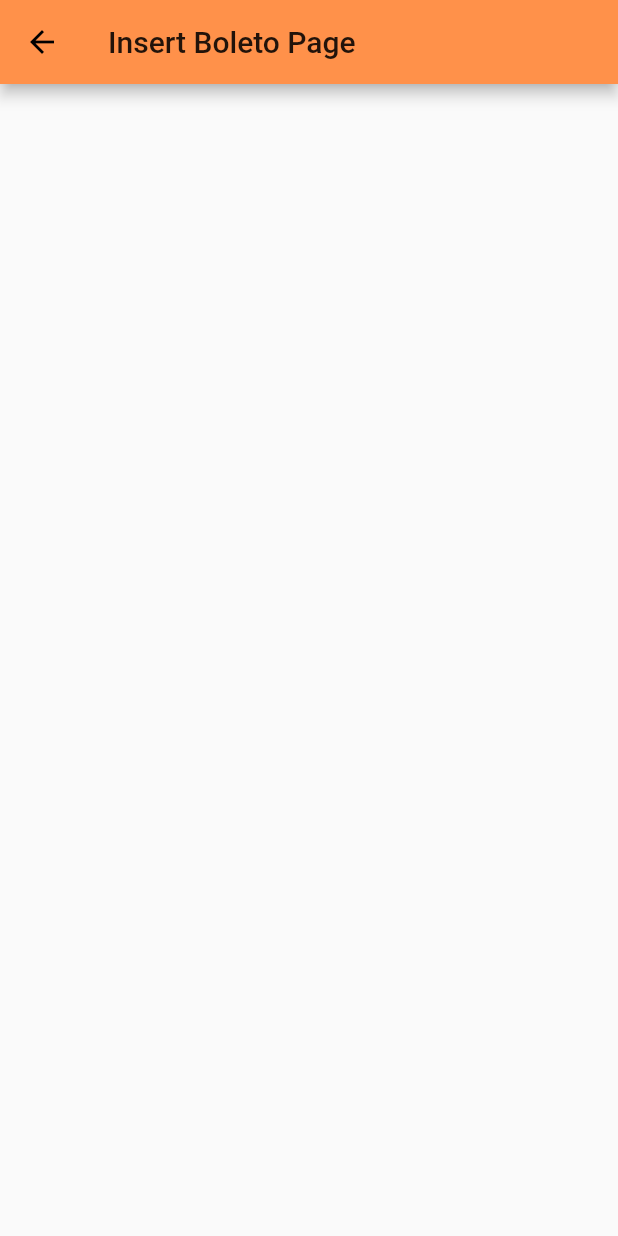
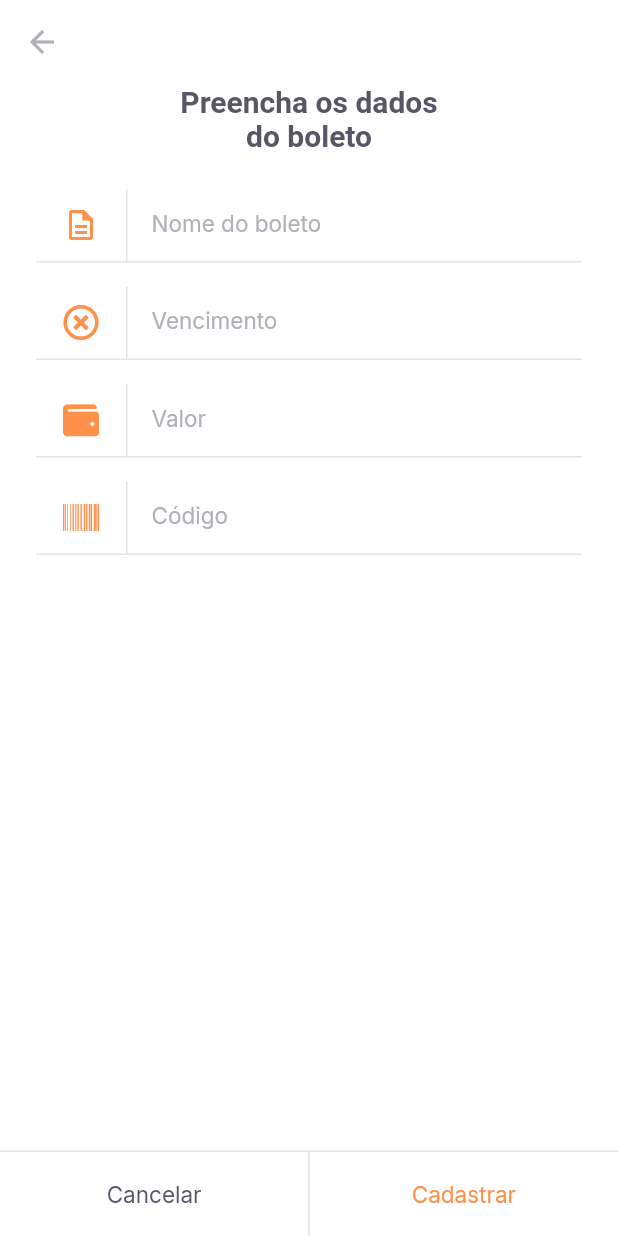
Before and after one commit to KelvinLopes/payflow, a Flutter app: the InsertBoletoPage screen opened by its route, on a phone screen of 412 x 824 dp. Run offline on Flutter 3.47's test engine with Material 2 defaults, Android fonts, the phone set to English and light mode, and no system bars; our stand-ins replace camera, firebase_core, font_awesome_flutter, google_fonts, google_sign_in, image_picker and 1 more; missing offline and left inert: google_ml_kit; accounts and stored records are empty.

Commit message:
New update[ insert_boleto_page 🚀 ]

```diff
--- a/lib/modules/home/home_page.dart
+++ b/lib/modules/home/home_page.dart
@@ -71,7 +71,8 @@ class _HomePageState extends State<HomePage> {
             ),
             GestureDetector(
               onTap: () {
-                Navigator.pushNamed(context, '/barcode_scanner');
+                // Navigator.pushNamed(context, '/barcode_scanner');
+                Navigator.pushNamed(context, '/insert_boleto');
               },
               child: Container(
                 width: 56,
--- a/lib/modules/insert_boleto/insert_boleto_page.dart
+++ b/lib/modules/insert_boleto/insert_boleto_page.dart
@@ -1,4 +1,9 @@
 import 'package:flutter/material.dart';
+import 'package:font_awesome_flutter/font_awesome_flutter.dart';
+import 'package:payflow/shared/themes/app_colors.dart';
+import 'package:payflow/shared/themes/app_text_styles.dart';
+import 'package:payflow/shared/widgets/input_text/input_text_widget.dart';
+import 'package:payflow/shared/widgets/set_label_buttons/set_label_buttons.dart';
 
 class InsertBoletoPage extends StatelessWidget {
   const InsertBoletoPage({Key? key}) : super(key: key);
@@ -6,8 +11,61 @@ class InsertBoletoPage extends StatelessWidget {
   @override
   Widget build(BuildContext context) {
     return Scaffold(
+      backgroundColor: AppColors.background,
       appBar: AppBar(
-        title: Text('Insert Boleto Page'),
+        backgroundColor: AppColors.background,
+        elevation: 0,
+        leading: BackButton(
+          color: AppColors.input,
+        ),
+      ),
+      body: SingleChildScrollView(
+        child: Padding(
+          padding: const EdgeInsets.symmetric(horizontal: 24),
+          child: Column(
+            crossAxisAlignment: CrossAxisAlignment.center,
+            children: [
+              Padding(
+                padding: const EdgeInsets.symmetric(horizontal: 93),
+                child: Text(
+                  'Preencha os dados do boleto',
+                  style: TextStyles.titleBoldHeading,
+                  textAlign: TextAlign.center,
+                ),
+              ),
+              SizedBox(height: 24),
+              InputTextWidget(
+                label: 'Nome do boleto',
+                icon: Icons.description_outlined,
+                onChanged: (value) {},
+              ),
+              InputTextWidget(
+                label: 'Vencimento',
+                icon: FontAwesomeIcons.timesCircle,
+                onChanged: (value) {},
+              ),
+              InputTextWidget(
+                label: 'Valor',
+                icon: FontAwesomeIcons.wallet,
+                onChanged: (value) {},
+              ),
+              InputTextWidget(
+                label: 'Código',
+                icon: FontAwesomeIcons.barcode,
+                onChanged: (value) {},
+              ),
+            ],
+          ),
+        ),
+      ),
+      bottomNavigationBar: SetLabelButtons(
+        enableSecondaryColor: true,
+        primaryLabel: 'Cancelar',
+        primaryOnPressed: () {
+          Navigator.pop(context);
+        },
+        secondaryLabel: 'Cadastrar',
+        secondaryOnPressed: () {},
       ),
     );
   }
--- a/lib/shared/themes/app_colors.dart
+++ b/lib/shared/themes/app_colors.dart
@@ -6,6 +6,7 @@ class AppColors {
   static final delete = Color(0xFFE83F5B);
   static final heading = Color(0xFF585666);
   static final body = Color(0xFF706E7A);
+  static final input = Color(0xFFB1B0B8);
   static final stroke = Color(0xFFE3E3E6);
   static final shape = Color(0xFFFAFAFC);
   static final background = Color(0xFFFFFFFF);
--- a/lib/shared/themes/app_text_styles.dart
+++ b/lib/shared/themes/app_text_styles.dart
@@ -78,6 +78,8 @@ class TextStyles {
     fontWeight: FontWeight.w700,
     color: AppColors.background,
   );
+  static final input = GoogleFonts.inter(
+      fontSize: 15, fontWeight: FontWeight.w400, color: AppColors.input);
   static final captionBackground = GoogleFonts.inter(
     fontSize: 13,
     fontWeight: FontWeight.w400,
--- /dev/null
+++ b/lib/shared/widgets/input_text/input_text_widget.dart
@@ -0,0 +1,68 @@
+import 'package:flutter/material.dart';
+import 'package:payflow/shared/themes/app_colors.dart';
+import 'package:payflow/shared/themes/app_text_styles.dart';
+
+class InputTextWidget extends StatelessWidget {
+  final String label;
+  final IconData icon;
+  final String? initialValue;
+  final String? Function(String?)? validator;
+  final TextEditingController? controller;
+  final void Function(String value) onChanged;
+
+  const InputTextWidget({
+    Key? key,
+    required this.label,
+    required this.icon,
+    this.initialValue,
+    this.validator,
+    this.controller,
+    required this.onChanged,
+  }) : super(key: key);
+
+  @override
+  Widget build(BuildContext context) {
+    return Padding(
+      padding: const EdgeInsets.only(bottom: 16),
+      child: Column(
+        children: [
+          TextFormField(
+            controller: controller,
+            onChanged: onChanged,
+            initialValue: initialValue,
+            validator: validator,
+            style: TextStyles.input,
+            decoration: InputDecoration(
+              contentPadding: EdgeInsets.zero,
+              labelText: label,
+              labelStyle: TextStyles.input,
+              icon: Row(
+                mainAxisSize: MainAxisSize.min,
+                children: [
+                  Padding(
+                    padding: const EdgeInsets.symmetric(horizontal: 18),
+                    child: Icon(
+                      icon,
+                      color: AppColors.primary,
+                    ),
+                  ),
+                  Container(
+                    width: 1,
+                    height: 48,
+                    color: AppColors.stroke,
+                  ),
+                ],
+              ),
+              border: InputBorder.none,
+            ),
+          ),
+          Divider(
+            height: 1,
+            thickness: 1,
+            color: AppColors.stroke,
+          ),
+        ],
+      ),
+    );
+  }
+}
--- a/lib/shared/widgets/set_label_buttons/set_label_buttons.dart
+++ b/lib/shared/widgets/set_label_buttons/set_label_buttons.dart
@@ -10,20 +10,32 @@ class SetLabelButtons extends StatelessWidget {
   final String secondaryLabel;
   final VoidCallback secondaryOnPressed;
   final bool enablePrimaryColor;
+  final bool enableSecondaryColor;
 
-  const SetLabelButtons(
-      {Key? key,
+  const SetLabelButtons({
+    Key? key,
     required this.primaryLabel,
     required this.primaryOnPressed,
     required this.secondaryLabel,
     required this.secondaryOnPressed,
-      this.enablePrimaryColor = false})
-      : super(key: key);
+    this.enablePrimaryColor = false,
+    this.enableSecondaryColor = false,
+  }) : super(key: key);
 
   @override
   Widget build(BuildContext context) {
     return Container(
-      color: AppColors.shape,
+      color: AppColors.background,
+      height: 57,
+      child: Column(
+        mainAxisSize: MainAxisSize.min,
+        children: [
+          Divider(
+            thickness: 1,
+            height: 1,
+            color: AppColors.stroke,
+          ),
+          Container(
             height: 56,
             child: Row(
               children: [
@@ -39,6 +51,11 @@ class SetLabelButtons extends StatelessWidget {
                   child: LabelButton(
                     label: secondaryLabel,
                     onPressed: secondaryOnPressed,
+                    style:
+                        enableSecondaryColor ? TextStyles.buttonPrimary : null,
+                  ),
+                ),
+              ],
             ),
           ),
         ],
--- a/pubspec.yaml
+++ b/pubspec.yaml
@@ -37,6 +37,8 @@ dependencies:
   camera: ^0.8.1+3
   image_picker: ^0.8.1
   image_picker_for_web: ^2.0.0
+  font_awesome_flutter: ^9.1.0
+  flutter_masked_text2: ^0.9.1
 
 
 dev_dependencies:
```
Also changed, not shown: lib/modules/barcode_scanner/barcode_scanner_controller.dart (+17 -23 lines), lib/modules/barcode_scanner/barcode_scanner_page.dart (+8 -4 lines), lib/modules/barcode_scanner/barcode_scanner_status.dart (+6 -12 lines), pubspec.lock. Lines whose indentation alone changed are shown as unchanged.
